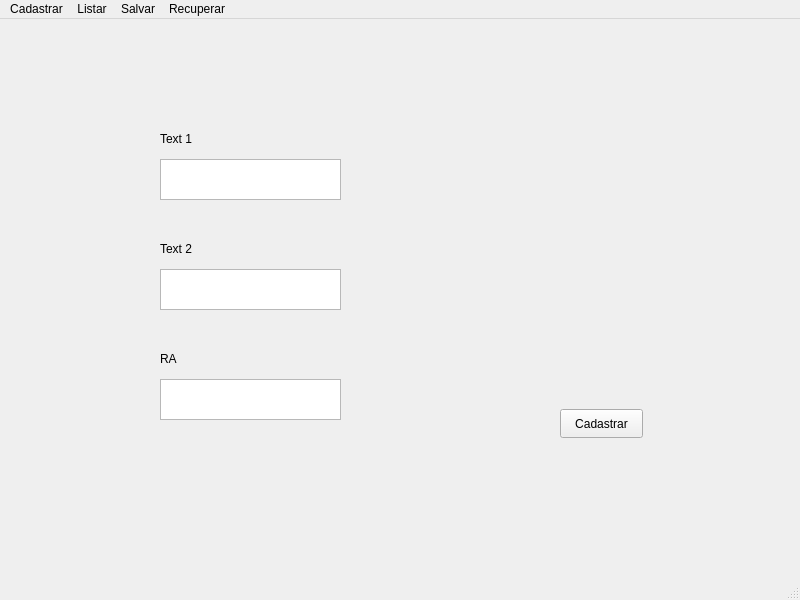
Before: the Qt Designer form mainwindow.ui in danzagroba/Sistema-Academico-Qt, drawn with Qt 5.
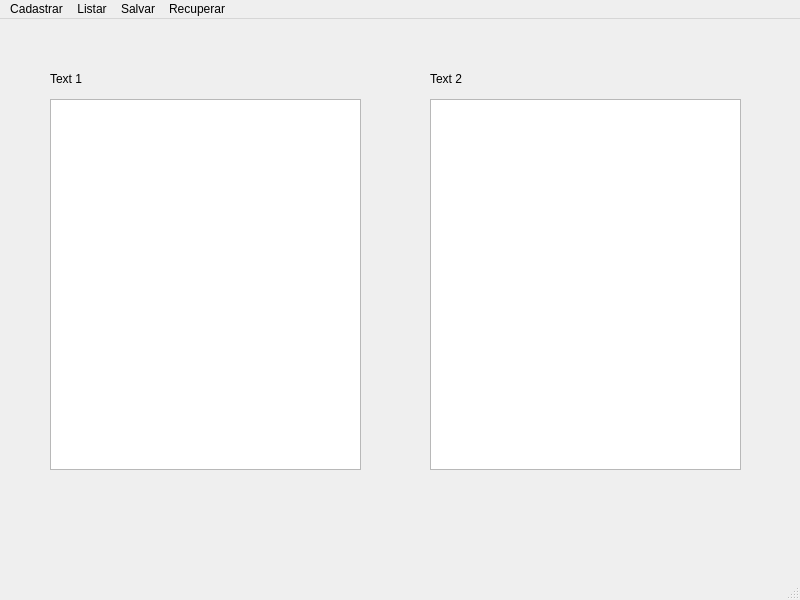
After: the same form once the commit is applied.

The edit to the form file:
```diff
--- a/mainwindow.ui
+++ b/mainwindow.ui
@@ -15,6 +15,9 @@
   </property>
   <widget class="QWidget" name="centralwidget">
    <widget class="QWidget" name="widget" native="true">
+    <property name="enabled">
+     <bool>true</bool>
+    </property>
     <property name="geometry">
      <rect>
       <x>70</x>
@@ -119,6 +122,65 @@
      </property>
     </widget>
    </widget>
+   <widget class="QWidget" name="widget_2" native="true">
+    <property name="enabled">
+     <bool>true</bool>
+    </property>
+    <property name="geometry">
+     <rect>
+      <x>40</x>
+      <y>40</y>
+      <width>721</width>
+      <height>461</height>
+     </rect>
+    </property>
+    <widget class="QListWidget" name="listWidget">
+     <property name="geometry">
+      <rect>
+       <x>10</x>
+       <y>40</y>
+       <width>311</width>
+       <height>371</height>
+      </rect>
+     </property>
+    </widget>
+    <widget class="QListWidget" name="listWidget_2">
+     <property name="geometry">
+      <rect>
+       <x>390</x>
+       <y>40</y>
+       <width>311</width>
+       <height>371</height>
+      </rect>
+     </property>
+    </widget>
+    <widget class="QLabel" name="label_5">
+     <property name="geometry">
+      <rect>
+       <x>390</x>
+       <y>10</y>
+       <width>101</width>
+       <height>20</height>
+      </rect>
+     </property>
+     <property name="text">
+      <string>Text 2</string>
+     </property>
+    </widget>
+    <widget class="QLabel" name="label_4">
+     <property name="geometry">
+      <rect>
+       <x>10</x>
+       <y>10</y>
+       <width>101</width>
+       <height>20</height>
+      </rect>
+     </property>
+     <property name="text">
+      <string>Text 1</string>
+     </property>
+    </widget>
+   </widget>
   </widget>
   <widget class="QMenuBar" name="menubar">
    <property name="geometry">
```
Left out of the diff: 4 changed lines with no effect on the pictures.
